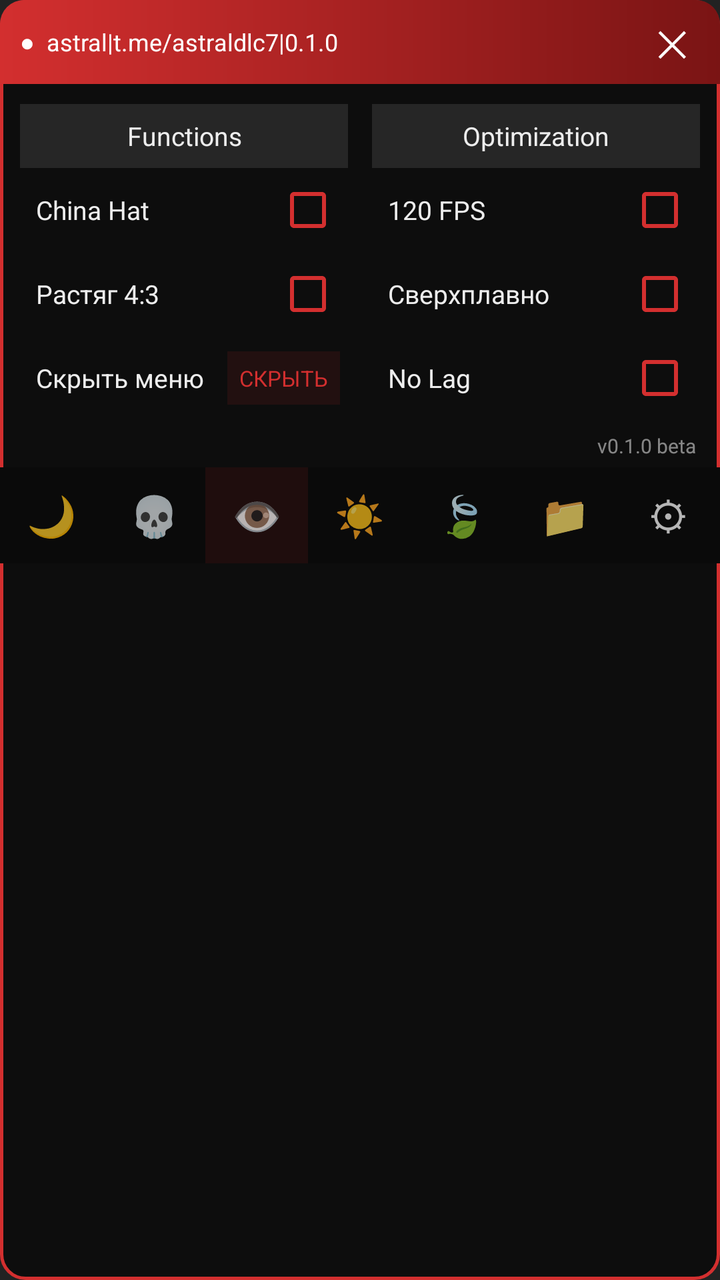
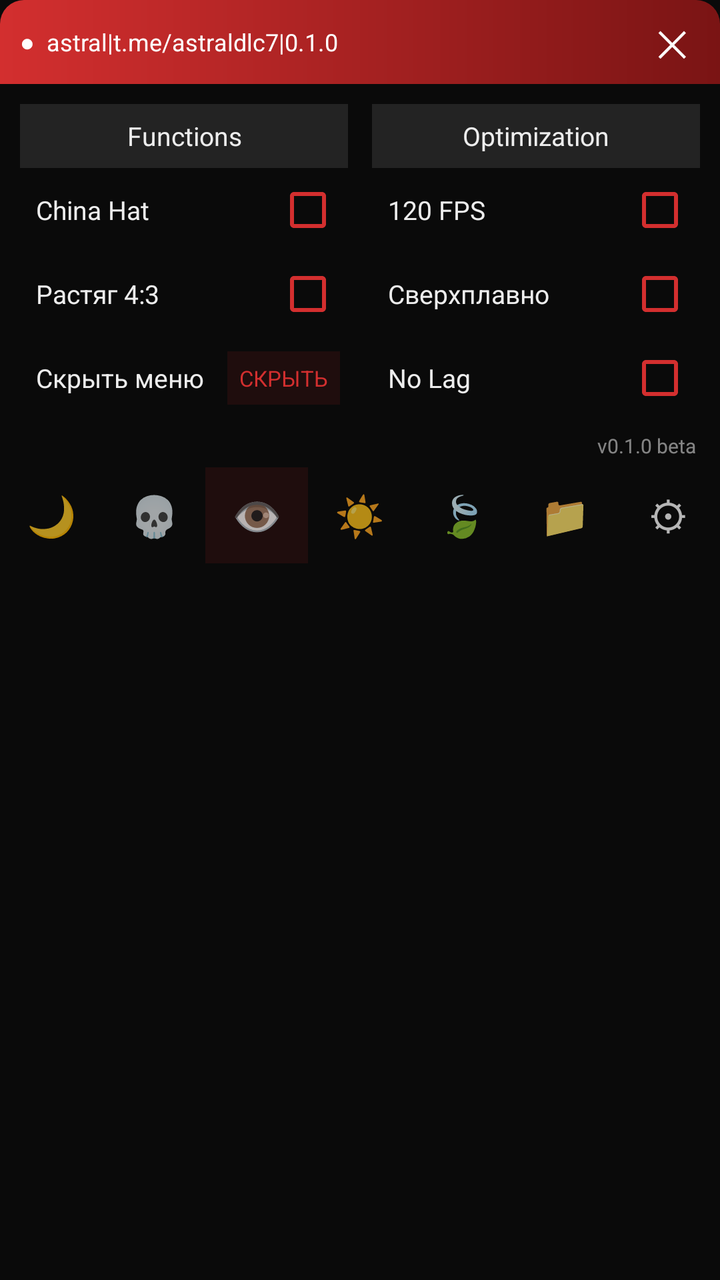

Before-and-after screenshots of an Android layout around one commit, followed by the original layout XML and the change that was made.
<!-- AndroidManifest.xml: application theme Theme.Astral -->
<!-- res/layout/astral_menu.xml -->
<?xml version="1.0" encoding="utf-8"?>
<LinearLayout xmlns:android="http://schemas.android.com/apk/res/android"
    android:id="@+id/root" android:layout_width="380dp"
    android:layout_height="wrap_content" android:orientation="vertical"
    android:background="@drawable/astral_panel_bg">

    <LinearLayout android:id="@+id/header"
        android:layout_width="match_parent" android:layout_height="42dp"
        android:orientation="horizontal" android:gravity="center_vertical"
        android:background="@drawable/astral_header_bg"
        android:paddingStart="10dp" android:paddingEnd="10dp">
        <TextView android:layout_width="wrap_content"
            android:layout_height="wrap_content" android:text="●"
            android:textColor="#FFFFFFFF" android:textSize="12sp"
            android:layout_marginEnd="6dp"/>
        <TextView android:layout_width="0dp" android:layout_height="wrap_content"
            android:layout_weight="1"
            android:text="astral|t.me/astraldlc7|0.1.0"
            android:textColor="#FFFFFFFF" android:textSize="12sp"/>
        <TextView android:id="@+id/btnClose"
            android:layout_width="wrap_content" android:layout_height="wrap_content"
            android:text="✕" android:textColor="#FFFFFFFF"
            android:textSize="18sp" android:padding="6dp"/>
    </LinearLayout>

    <LinearLayout android:layout_width="match_parent"
        android:layout_height="wrap_content" android:orientation="horizontal"
        android:paddingTop="10dp" android:paddingStart="10dp"
        android:paddingEnd="10dp" android:paddingBottom="6dp">

        <LinearLayout android:layout_width="0dp" android:layout_height="wrap_content"
            android:layout_weight="1" android:orientation="vertical"
            android:layout_marginEnd="6dp">
            <TextView android:layout_width="match_parent"
                android:layout_height="32dp" android:text="Functions"
                android:gravity="center" android:textColor="#FFEDEDED"
                android:textSize="13sp" android:background="#1AFFFFFF"/>
            <LinearLayout android:layout_width="match_parent"
                android:layout_height="42dp" android:orientation="horizontal"
                android:gravity="center_vertical" android:paddingStart="8dp"
                android:paddingEnd="4dp">
                <TextView android:layout_width="0dp" android:layout_height="wrap_content"
                    android:layout_weight="1" android:text="China Hat"
                    android:textColor="#FFEDEDED" android:textSize="13sp"/>
                <CheckBox android:id="@+id/cbChinaHat"
                    android:layout_width="wrap_content" android:layout_height="wrap_content"
                    android:buttonTint="#FFD32F2F"/>
            </LinearLayout>
            <LinearLayout android:layout_width="match_parent"
                android:layout_height="42dp" android:orientation="horizontal"
                android:gravity="center_vertical" android:paddingStart="8dp"
                android:paddingEnd="4dp">
                <TextView android:layout_width="0dp" android:layout_height="wrap_content"
                    android:layout_weight="1" android:text="Растяг 4:3"
                    android:textColor="#FFEDEDED" android:textSize="13sp"/>
                <CheckBox android:id="@+id/cbStretch"
                    android:layout_width="wrap_content" android:layout_height="wrap_content"
                    android:buttonTint="#FFD32F2F"/>
            </LinearLayout>
            <LinearLayout android:layout_width="match_parent"
                android:layout_height="42dp" android:orientation="horizontal"
                android:gravity="center_vertical" android:paddingStart="8dp"
                android:paddingEnd="4dp">
                <TextView android:layout_width="0dp" android:layout_height="wrap_content"
                    android:layout_weight="1" android:text="Скрыть меню"
                    android:textColor="#FFEDEDED" android:textSize="13sp"/>
                <TextView android:id="@+id/btnHide"
                    android:layout_width="wrap_content" android:layout_height="wrap_content"
                    android:text="СКРЫТЬ" android:textColor="#FFD32F2F"
                    android:textSize="11sp" android:padding="6dp"
                    android:background="#1AD32F2F"/>
            </LinearLayout>
        </LinearLayout>

        <LinearLayout android:layout_width="0dp" android:layout_height="wrap_content"
            android:layout_weight="1" android:orientation="vertical"
            android:layout_marginStart="6dp">
            <TextView android:layout_width="match_parent"
                android:layout_height="32dp" android:text="Optimization"
                android:gravity="center" android:textColor="#FFEDEDED"
                android:textSize="13sp" android:background="#1AFFFFFF"/>
            <LinearLayout android:layout_width="match_parent"
                android:layout_height="42dp" android:orientation="horizontal"
                android:gravity="center_vertical" android:paddingStart="8dp"
                android:paddingEnd="4dp">
                <TextView android:layout_width="0dp" android:layout_height="wrap_content"
                    android:layout_weight="1" android:text="120 FPS"
                    android:textColor="#FFEDEDED" android:textSize="13sp"/>
                <CheckBox android:id="@+id/cbFps"
                    android:layout_width="wrap_content" android:layout_height="wrap_content"
                    android:buttonTint="#FFD32F2F"/>
            </LinearLayout>
            <LinearLayout android:layout_width="match_parent"
                android:layout_height="42dp" android:orientation="horizontal"
                android:gravity="center_vertical" android:paddingStart="8dp"
                android:paddingEnd="4dp">
                <TextView android:layout_width="0dp" android:layout_height="wrap_content"
                    android:layout_weight="1" android:text="Сверхплавно"
                    android:textColor="#FFEDEDED" android:textSize="13sp"/>
                <CheckBox android:id="@+id/cbSmooth"
                    android:layout_width="wrap_content" android:layout_height="wrap_content"
                    android:buttonTint="#FFD32F2F"/>
            </LinearLayout>
            <LinearLayout android:layout_width="match_parent"
                android:layout_height="42dp" android:orientation="horizontal"
                android:gravity="center_vertical" android:paddingStart="8dp"
                android:paddingEnd="4dp">
                <TextView android:layout_width="0dp" android:layout_height="wrap_content"
                    android:layout_weight="1" android:text="No Lag"
                    android:textColor="#FFEDEDED" android:textSize="13sp"/>
                <CheckBox android:id="@+id/cbNoLag"
                    android:layout_width="wrap_content" android:layout_height="wrap_content"
                    android:buttonTint="#FFD32F2F"/>
            </LinearLayout>
        </LinearLayout>
    </LinearLayout>

    <TextView android:layout_width="match_parent"
        android:layout_height="wrap_content"
        android:text="v0.1.0 beta" android:textColor="#80FFFFFF"
        android:textSize="10sp" android:gravity="end"
        android:paddingEnd="12dp" android:paddingBottom="4dp"/>

    <LinearLayout android:layout_width="match_parent"
        android:layout_height="48dp" android:orientation="horizontal"
        android:background="#FF0A0A0A">
        <TextView android:layout_width="0dp"
            android:layout_height="match_parent" android:layout_weight="1"
            android:text="🌙" android:textSize="20sp" android:gravity="center"/>
        <TextView android:layout_width="0dp"
            android:layout_height="match_parent" android:layout_weight="1"
            android:text="💀" android:textSize="20sp" android:gravity="center"/>
        <TextView android:layout_width="0dp"
            android:layout_height="match_parent" android:layout_weight="1"
            android:text="👁" android:textSize="20sp" android:gravity="center"
            android:background="#1AD32F2F"/>
        <TextView android:layout_width="0dp"
            android:layout_height="match_parent" android:layout_weight="1"
            android:text="☀" android:textSize="20sp" android:gravity="center"/>
        <TextView android:layout_width="0dp"
            android:layout_height="match_parent" android:layout_weight="1"
            android:text="🍃" android:textSize="20sp" android:gravity="center"/>
        <TextView android:layout_width="0dp"
            android:layout_height="match_parent" android:layout_weight="1"
            android:text="📁" android:textSize="20sp" android:gravity="center"/>
        <TextView android:layout_width="0dp"
            android:layout_height="match_parent" android:layout_weight="1"
            android:text="⚙" android:textSize="20sp" android:gravity="center"/>
    </LinearLayout>
</LinearLayout>
<!-- resources referenced by this layout -->
<resources>
  <!-- drawable astral_header_bg (drawable) -->
  <?xml version="1.0" encoding="utf-8"?>
  <shape xmlns:android="http://schemas.android.com/apk/res/android">
      <gradient android:startColor="#FFD32F2F" android:endColor="#FF7A1414" android:angle="0"/>
      <corners android:topLeftRadius="12dp" android:topRightRadius="12dp"/>
  </shape>
  <!-- drawable astral_panel_bg (drawable) -->
  <?xml version="1.0" encoding="utf-8"?>
  <shape xmlns:android="http://schemas.android.com/apk/res/android">
      <solid android:color="@color/astral_bg"/>
      <stroke android:width="1.5dp" android:color="@color/astral_red"/>
      <corners android:radius="12dp"/>
  </shape>
  <style name="Theme.Astral" parent="Theme.AppCompat.NoActionBar">
          <item name="android:windowBackground">@color/astral_bg</item>
          <item name="android:statusBarColor">@color/astral_bg</item>
      </style>
  <color name="astral_bg">#E60A0A0A</color>
  <color name="astral_red">#FFD32F2F</color>
</resources>

<!-- the commit's change to res/layout/astral_menu.xml (unified diff, before → after) -->
@@ -2,7 +2,7 @@
 <LinearLayout xmlns:android="http://schemas.android.com/apk/res/android"
     android:id="@+id/root" android:layout_width="380dp"
     android:layout_height="wrap_content" android:orientation="vertical"
-    android:background="@drawable/astral_panel_bg">
+    android:background="#F20A0A0A">
 
     <LinearLayout android:id="@+id/header"
         android:layout_width="match_parent" android:layout_height="42dp"
@@ -124,27 +124,26 @@
     <LinearLayout android:layout_width="match_parent"
         android:layout_height="48dp" android:orientation="horizontal"
         android:background="#FF0A0A0A">
-        <TextView android:layout_width="0dp"
-            android:layout_height="match_parent" android:layout_weight="1"
-            android:text="🌙" android:textSize="20sp" android:gravity="center"/>
-        <TextView android:layout_width="0dp"
-            android:layout_height="match_parent" android:layout_weight="1"
-            android:text="💀" android:textSize="20sp" android:gravity="center"/>
-        <TextView android:layout_width="0dp"
-            android:layout_height="match_parent" android:layout_weight="1"
-            android:text="👁" android:textSize="20sp" android:gravity="center"
-            android:background="#1AD32F2F"/>
-        <TextView android:layout_width="0dp"
-            android:layout_height="match_parent" android:layout_weight="1"
-            android:text="☀" android:textSize="20sp" android:gravity="center"/>
-        <TextView android:layout_width="0dp"
-            android:layout_height="match_parent" android:layout_weight="1"
-            android:text="🍃" android:textSize="20sp" android:gravity="center"/>
-        <TextView android:layout_width="0dp"
-            android:layout_height="match_parent" android:layout_weight="1"
-            android:text="📁" android:textSize="20sp" android:gravity="center"/>
-        <TextView android:layout_width="0dp"
-            android:layout_height="match_parent" android:layout_weight="1"
-            android:text="⚙" android:textSize="20sp" android:gravity="center"/>
+        <TextView android:layout_width="0dp" android:layout_height="match_parent"
+            android:layout_weight="1" android:text="🌙" android:textSize="20sp"
+            android:gravity="center"/>
+        <TextView android:layout_width="0dp" android:layout_height="match_parent"
+            android:layout_weight="1" android:text="💀" android:textSize="20sp"
+            android:gravity="center"/>
+        <TextView android:layout_width="0dp" android:layout_height="match_parent"
+            android:layout_weight="1" android:text="👁" android:textSize="20sp"
+            android:gravity="center" android:background="#1AD32F2F"/>
+        <TextView android:layout_width="0dp" android:layout_height="match_parent"
+            android:layout_weight="1" android:text="☀" android:textSize="20sp"
+            android:gravity="center"/>
+        <TextView android:layout_width="0dp" android:layout_height="match_parent"
+            android:layout_weight="1" android:text="🍃" android:textSize="20sp"
+            android:gravity="center"/>
+        <TextView android:layout_width="0dp" android:layout_height="match_parent"
+            android:layout_weight="1" android:text="📁" android:textSize="20sp"
+            android:gravity="center"/>
+        <TextView android:layout_width="0dp" android:layout_height="match_parent"
+            android:layout_weight="1" android:text="⚙" android:textSize="20sp"
+            android:gravity="center"/>
     </LinearLayout>
 </LinearLayout>
<!-- resource entries referenced after the edit -->
@@ -6,18 +6,10 @@
       <gradient android:startColor="#FFD32F2F" android:endColor="#FF7A1414" android:angle="0"/>
       <corners android:topLeftRadius="12dp" android:topRightRadius="12dp"/>
   </shape>
-  <!-- drawable astral_panel_bg (drawable) -->
-  <?xml version="1.0" encoding="utf-8"?>
-  <shape xmlns:android="http://schemas.android.com/apk/res/android">
-      <solid android:color="@color/astral_bg"/>
-      <stroke android:width="1.5dp" android:color="@color/astral_red"/>
-      <corners android:radius="12dp"/>
-  </shape>
   <style name="Theme.Astral" parent="Theme.AppCompat.NoActionBar">
           <item name="android:windowBackground">@color/astral_bg</item>
           <item name="android:statusBarColor">@color/astral_bg</item>
       </style>
   <color name="astral_bg">#E60A0A0A</color>
-  <color name="astral_red">#FFD32F2F</color>
 </resources>
 
